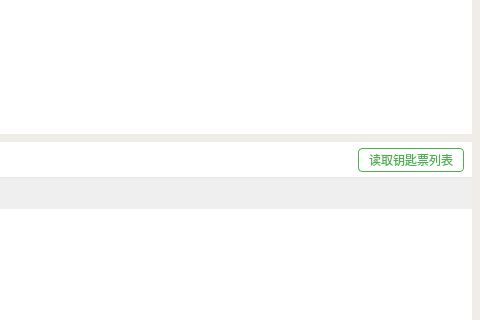
The window that RK3568/ui/keymanagepage.ui (Ruanchenxi/RK3568-Qt-Workbench) describes before a commit, drawn with Qt 5; both pictures show x 720 to 1200 and y 246 to 566 of the 1200 by 700 pixel window.
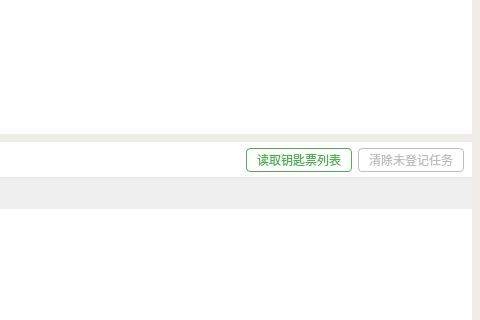
The same window after the commit.

Commit message: feat: 已完成子步骤 3：单条清除钥匙中未登记任务准备开始执行第七批步骤4单条强制清理失败系统票

```diff
--- a/RK3568/ui/keymanagepage.ui
+++ b/RK3568/ui/keymanagepage.ui
@@ -903,6 +903,29 @@
                      </property>
                     </widget>
                    </item>
+                   <item>
+                    <widget class="QPushButton" name="btnClearOrphanKeyTask">
+                     <property name="enabled">
+                      <bool>false</bool>
+                     </property>
+                     <property name="styleSheet">
+                      <string notr="true">QPushButton {
+  background: #FFFFFF;
+  border: 1px solid #D32F2F;
+  border-radius: 4px;
+  padding: 2px 10px;
+  font-size: 12px;
+  color: #D32F2F;
+}
+QPushButton:hover { background: #FFEBEE; }
+QPushButton:pressed { background: #FFCDD2; }
+QPushButton:disabled { border-color: #BDBDBD; color: #BDBDBD; }</string>
+                     </property>
+                     <property name="text">
+                      <string>清除未登记任务</string>
+                     </property>
+                    </widget>
+                   </item>
                   </layout>
                  </widget>
                 </item>
```
The commit also changes 4 other files.
